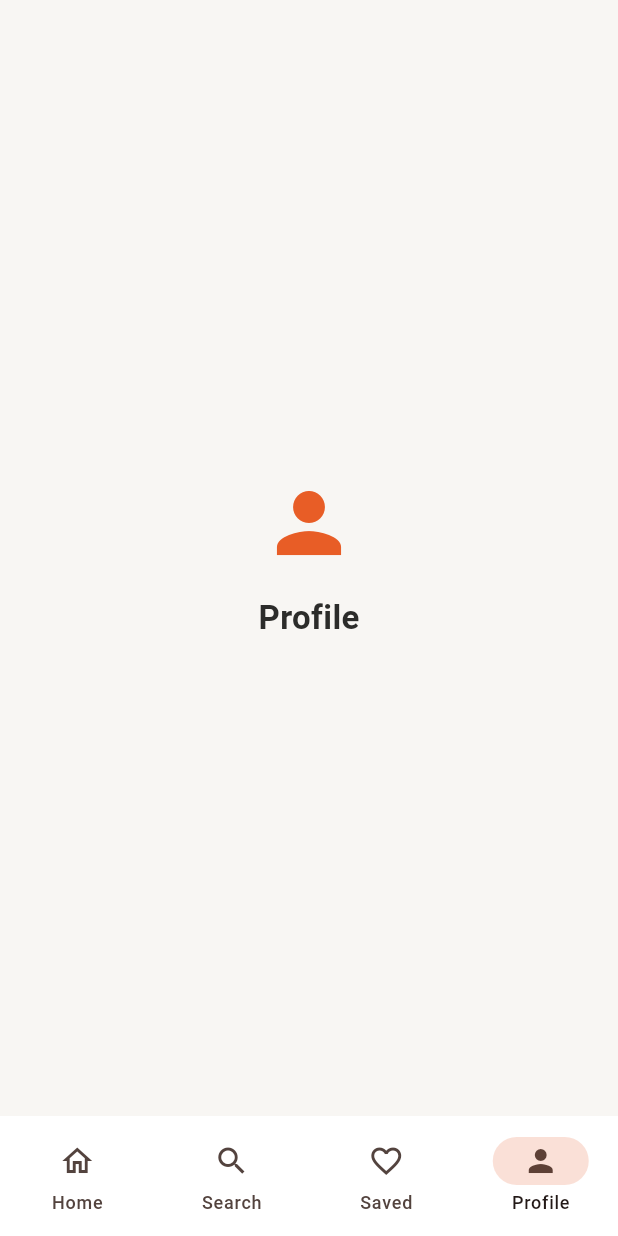
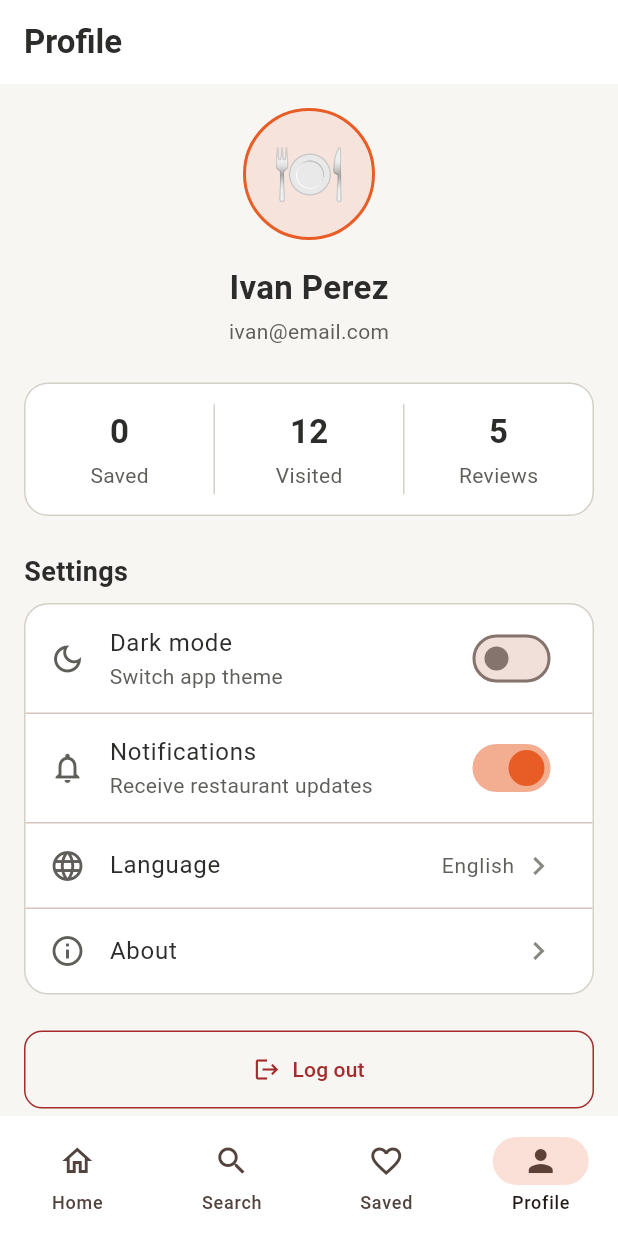
Before and after one commit to ivanperezveiga-a11y/neareats, a Flutter app: the screen it shows after launch, item 4 of the bottom bar chosen, on a phone screen of 412 x 824 dp. Run offline on Flutter 3.47's test engine with Material 3 defaults, Android fonts, the phone set to English and light mode, and no system bars; our stand-ins replace shared_preferences.

Commit message:
feat: add profile screen with settings

```diff
--- a/lib/screens/main_screen.dart
+++ b/lib/screens/main_screen.dart
@@ -3,6 +3,7 @@ import '../theme/app_theme.dart';
 import 'home_screen.dart';
 import 'search_screen.dart';
 import 'saved_screen.dart';
+import 'profile_screen.dart';
 
 class MainScreen extends StatefulWidget {
   const MainScreen({super.key});
@@ -18,7 +19,7 @@ class _MainScreenState extends State<MainScreen> {
     const HomeScreen(),
     const SearchScreen(),
     const SavedScreen(),
-    const _PlaceholderScreen(label: 'Profile', icon: Icons.person),
+    const ProfileScreen(),
   ];
 
   @override
@@ -58,24 +59,3 @@ class _MainScreenState extends State<MainScreen> {
     );
   }
 }
-
-class _PlaceholderScreen extends StatelessWidget {
-  final String label;
-  final IconData icon;
-
-  const _PlaceholderScreen({required this.label, required this.icon});
-
-  @override
-  Widget build(BuildContext context) {
-    return Center(
-      child: Column(
-        mainAxisAlignment: MainAxisAlignment.center,
-        children: [
-          Icon(icon, size: 64, color: AppColors.primary),
-          const SizedBox(height: AppSpacing.md),
-          Text(label, style: AppTextStyles.heading2),
-        ],
-      ),
-    );
-  }
-}
--- /dev/null
+++ b/lib/screens/profile_screen.dart
@@ -0,0 +1,179 @@
+import 'package:flutter/material.dart';
+import '../theme/app_theme.dart';
+import '../services/saved_service.dart';
+
+class ProfileScreen extends StatefulWidget {
+  const ProfileScreen({super.key});
+
+  @override
+  State<ProfileScreen> createState() => _ProfileScreenState();
+}
+
+class _ProfileScreenState extends State<ProfileScreen> {
+  bool _darkMode = false;
+  bool _notifications = true;
+  int _savedCount = 0;
+
+  @override
+  void initState() {
+    super.initState();
+    _loadSavedCount();
+  }
+
+  Future<void> _loadSavedCount() async {
+    final saved = await SavedService.getSaved();
+    setState(() => _savedCount = saved.length);
+  }
+
+  @override
+  Widget build(BuildContext context) {
+    return Scaffold(
+      appBar: AppBar(
+        title: const Text('Profile', style: AppTextStyles.heading2),
+      ),
+      body: ListView(
+        padding: const EdgeInsets.all(AppSpacing.md),
+        children: [
+          Center(
+            child: Column(
+              children: [
+                Container(
+                  width: 88,
+                  height: 88,
+                  decoration: BoxDecoration(
+                    color: AppColors.primaryLight.withOpacity(0.2),
+                    shape: BoxShape.circle,
+                    border: Border.all(color: AppColors.primary, width: 2),
+                  ),
+                  child: const Center(
+                    child: Text('🍽️', style: TextStyle(fontSize: 40)),
+                  ),
+                ),
+                const SizedBox(height: AppSpacing.md),
+                const Text('Ivan Perez', style: AppTextStyles.heading2),
+                const SizedBox(height: 4),
+                const Text('ivan@email.com', style: AppTextStyles.bodySecondary),
+              ],
+            ),
+          ),
+          const SizedBox(height: AppSpacing.lg),
+          Container(
+            decoration: BoxDecoration(
+              color: AppColors.surface,
+              borderRadius: BorderRadius.circular(AppRadius.lg),
+              border: Border.all(color: AppColors.border),
+            ),
+            child: Row(
+              children: [
+                Expanded(child: _StatCard(label: 'Saved', value: '$_savedCount')),
+                Container(width: 1, height: 60, color: AppColors.border),
+                const Expanded(child: _StatCard(label: 'Visited', value: '12')),
+                Container(width: 1, height: 60, color: AppColors.border),
+                const Expanded(child: _StatCard(label: 'Reviews', value: '5')),
+              ],
+            ),
+          ),
+          const SizedBox(height: AppSpacing.lg),
+          const Text('Settings', style: AppTextStyles.heading3),
+          const SizedBox(height: AppSpacing.sm),
+          Container(
+            decoration: BoxDecoration(
+              color: AppColors.surface,
+              borderRadius: BorderRadius.circular(AppRadius.lg),
+              border: Border.all(color: AppColors.border),
+            ),
+            child: Column(
+              children: [
+                SwitchListTile(
+                  title: const Text('Dark mode', style: AppTextStyles.body),
+                  subtitle: const Text('Switch app theme', style: AppTextStyles.bodySecondary),
+                  secondary: const Icon(Icons.dark_mode_outlined, color: AppColors.textSecondary),
+                  value: _darkMode,
+                  activeColor: AppColors.primary,
+                  onChanged: (value) => setState(() => _darkMode = value),
+                ),
+                const Divider(height: 1),
+                SwitchListTile(
+                  title: const Text('Notifications', style: AppTextStyles.body),
+                  subtitle: const Text('Receive restaurant updates', style: AppTextStyles.bodySecondary),
+                  secondary: const Icon(Icons.notifications_outlined, color: AppColors.textSecondary),
+                  value: _notifications,
+                  activeColor: AppColors.primary,
+                  onChanged: (value) => setState(() => _notifications = value),
+                ),
+                const Divider(height: 1),
+                ListTile(
+                  leading: const Icon(Icons.language_outlined, color: AppColors.textSecondary),
+                  title: const Text('Language', style: AppTextStyles.body),
+                  trailing: Row(
+                    mainAxisSize: MainAxisSize.min,
+                    children: [
+                      const Text('English', style: AppTextStyles.bodySecondary),
+                      const SizedBox(width: 4),
+                      const Icon(Icons.chevron_right, color: AppColors.textHint),
+                    ],
+                  ),
+                ),
+                const Divider(height: 1),
+                ListTile(
+                  leading: const Icon(Icons.info_outline, color: AppColors.textSecondary),
+                  title: const Text('About', style: AppTextStyles.body),
+                  trailing: const Icon(Icons.chevron_right, color: AppColors.textHint),
+                  onTap: () {
+                    showDialog(
+                      context: context,
+                      builder: (_) => AlertDialog(
+                        title: const Text('NearEats', style: AppTextStyles.heading3),
+                        content: const Text('Version 1.0.0\nDiscover restaurants near you.', style: AppTextStyles.body),
+                        actions: [
+                          TextButton(
+                            onPressed: () => Navigator.pop(context),
+                            child: const Text('OK', style: TextStyle(color: AppColors.primary)),
+                          ),
+                        ],
+                      ),
+                    );
+                  },
+                ),
+              ],
+            ),
+          ),
+          const SizedBox(height: AppSpacing.lg),
+          OutlinedButton.icon(
+            onPressed: () {},
+            icon: const Icon(Icons.logout, color: AppColors.error),
+            label: const Text('Log out', style: TextStyle(color: AppColors.error)),
+            style: OutlinedButton.styleFrom(
+              padding: const EdgeInsets.symmetric(vertical: AppSpacing.md),
+              side: const BorderSide(color: AppColors.error),
+              shape: RoundedRectangleBorder(
+                borderRadius: BorderRadius.circular(AppRadius.md),
+              ),
+            ),
+          ),
+        ],
+      ),
+    );
+  }
+}
+
+class _StatCard extends StatelessWidget {
+  final String label;
+  final String value;
+
+  const _StatCard({required this.label, required this.value});
+
+  @override
+  Widget build(BuildContext context) {
+    return Padding(
+      padding: const EdgeInsets.symmetric(vertical: AppSpacing.md),
+      child: Column(
+        children: [
+          Text(value, style: AppTextStyles.heading2),
+          const SizedBox(height: 4),
+          Text(label, style: AppTextStyles.bodySecondary),
+        ],
+      ),
+    );
+  }
+}
```
